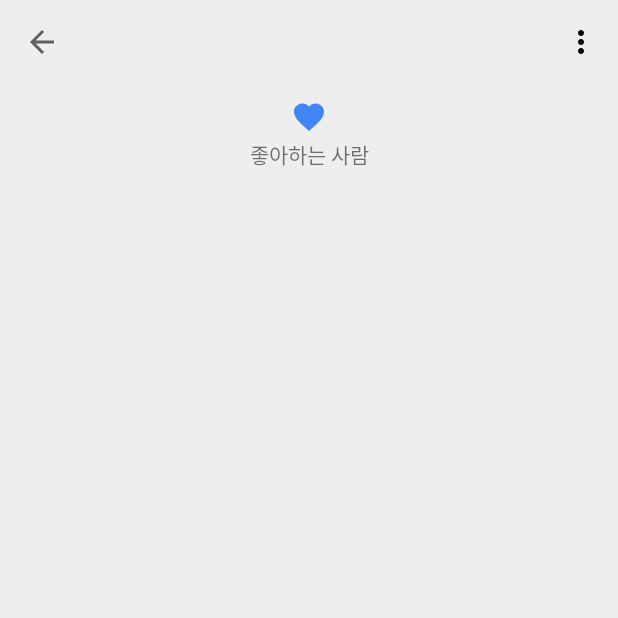
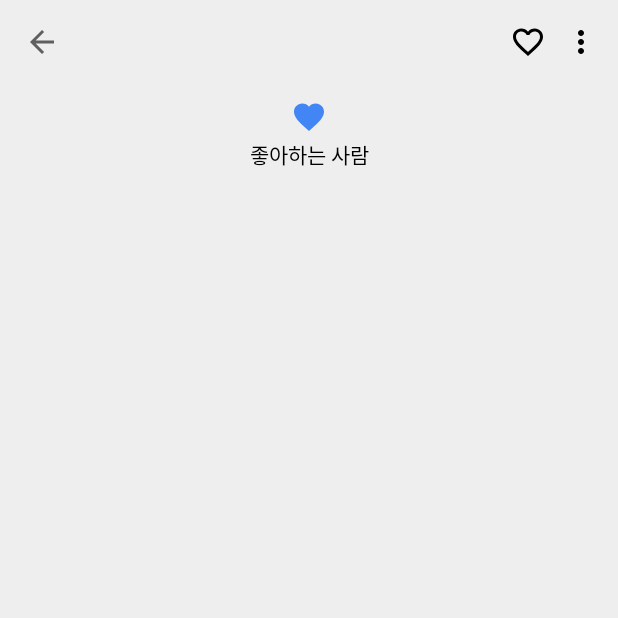
Before and after one commit to android-sample-apps/GiveMeKeyword, an Android app: the DrawingMainActivity screen opened directly, with no data from a screen before it, on a phone screen of 412 x 824 dp, the top half of it. Run offline under Robolectric (Android 15) with nearby library versions, the phone set to English and light mode, and no system bars; our stand-ins replace CircleImageView; plain views replace ReadMoreTextView, SlidingUpPanelLayout; 1 statement that could not run was skipped.

Commit message:
slideup ui 수정

```diff
--- a/app/src/main/java/com/mut_jaeryo/givmkeyword/DrawingMainActivity.kt
+++ b/app/src/main/java/com/mut_jaeryo/givmkeyword/DrawingMainActivity.kt
@@ -43,6 +43,9 @@ class DrawingMainActivity : AppCompatActivity() {
 
             builder.show()
         }
+
+        if(item?.isHeart == true)  drawing_main_favorite.setImageResource(R.drawable.favorite)
+
         supportActionBar?.setDisplayHomeAsUpEnabled(true)
         drawing_main_name.text = item?.name ?: ""
 
@@ -65,9 +68,8 @@ class DrawingMainActivity : AppCompatActivity() {
                             }
                         }
 
-//                    holder.favorite_image.setImageResource(R.drawable.favorite)
-//
-//                    Toast.makeText(activity,"더블 클릭",Toast.LENGTH_LONG).show()
+                        drawing_main_favorite.setImageResource(R.drawable.favorite)
+
                     }
 
                     override fun onSingleClick(view: View?) {
@@ -77,6 +79,7 @@ class DrawingMainActivity : AppCompatActivity() {
                 }))
 
         drawing_main_content.text =  item?.content ?: ""
+        drawing_slide_favorite_count.text = "좋아하는 사람 (${item!!.heart})"
     }
 
     override fun onOptionsItemSelected(item: MenuItem): Boolean {
--- a/app/src/main/res/layout/activity_drawing_main.xml
+++ b/app/src/main/res/layout/activity_drawing_main.xml
@@ -33,8 +33,18 @@
                     android:layout_marginRight="10dp"
                     android:background="@null"
                     android:src="@drawable/more_btn">
+                </ImageButton>
 
+
+                <ImageButton
+                    android:id="@+id/drawing_main_favorite"
+                    android:layout_width="40dp"
+                    android:layout_height="40dp"
+                    android:layout_toLeftOf="@id/drawing_main_more"
+                    android:background="@null"
+                    android:src="@drawable/favorite_none">
                 </ImageButton>
+
             </RelativeLayout>
         </androidx.appcompat.widget.Toolbar>
     </com.google.android.material.appbar.AppBarLayout>
@@ -134,8 +144,10 @@
                 android:layout_width="match_parent"
                 android:layout_height="50dp"
                 android:text="좋아하는 사람"
+                android:id="@+id/drawing_slide_favorite_count"
                 android:layout_marginTop="10dp"
                 android:gravity="center"
+                android:textColor="#000000"
                 android:drawableTop="@drawable/favorite">
             </TextView>
 
```
